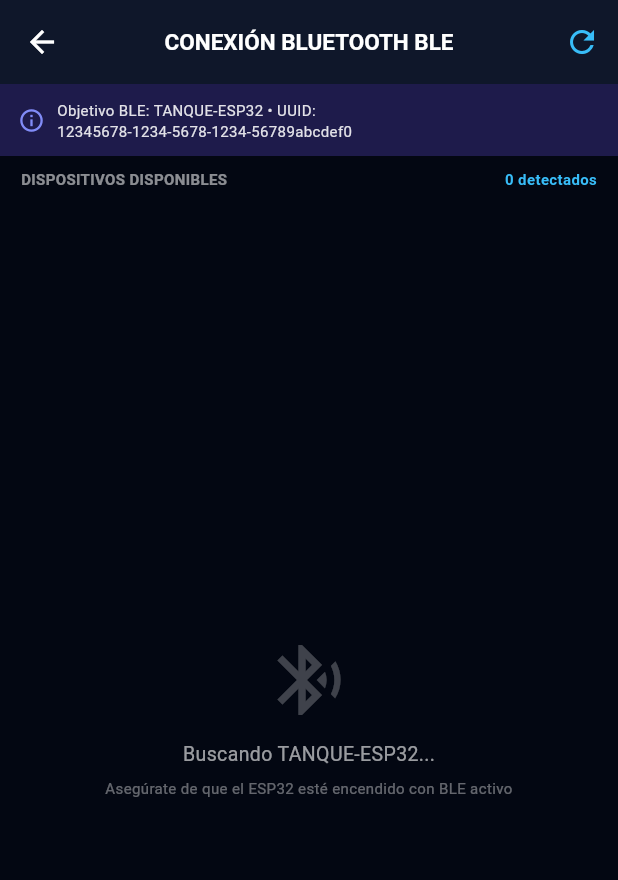
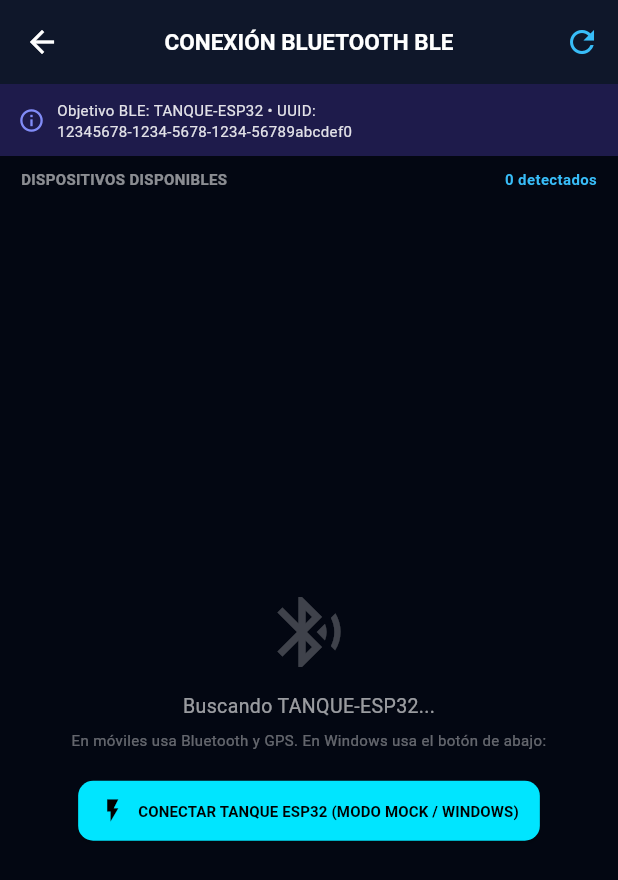
Before and after one commit to LEONEL01295/robot_tec_explorer, a Flutter app: the screen it shows after launch, after a tap on "CONECTAR ROBOT", on a phone screen of 412 x 824 dp. Shown: the top 880 px of the screen. Run offline on Flutter 3.47's test engine with Material 3 defaults, Android fonts, the phone set to English and light mode, and no system bars; drawn by our look-alikes of flutter_animate; our stand-ins replace flutter_blue_plus; missing offline and left inert: gamepads.

Commit message:
feat: add virtual device connection fallback for Windows Desktop testing

```diff
--- a/lib/screens/bluetooth_screen.dart
+++ b/lib/screens/bluetooth_screen.dart
@@ -65,6 +65,7 @@ class _BluetoothScreenState extends State<BluetoothScreen> {
           final isConnecting = ble.isConnecting;
           final results = ble.scanResults;
           final connectedDevice = ble.connectedDevice;
+          final isVirtualMode = ble.isVirtualMode;
 
           return Column(
             children: [
@@ -90,7 +91,7 @@ class _BluetoothScreenState extends State<BluetoothScreen> {
               ),
 
               // Current Connection Status Card
-              if (isConnected && connectedDevice != null)
+              if (isConnected)
                 Container(
                   margin: const EdgeInsets.symmetric(horizontal: 12, vertical: 8),
                   padding: const EdgeInsets.all(12),
@@ -108,9 +109,11 @@ class _BluetoothScreenState extends State<BluetoothScreen> {
                           crossAxisAlignment: CrossAxisAlignment.start,
                           children: [
                             Text(
-                              connectedDevice.platformName.isNotEmpty
-                                  ? connectedDevice.platformName
-                                  : "TANQUE-ESP32",
+                              isVirtualMode
+                                  ? "TANQUE-ESP32 (VIRTUAL MOCK)"
+                                  : (connectedDevice?.platformName.isNotEmpty == true
+                                      ? connectedDevice!.platformName
+                                      : "TANQUE-ESP32"),
                               style: const TextStyle(
                                 color: Colors.white,
                                 fontWeight: FontWeight.bold,
@@ -120,7 +123,7 @@ class _BluetoothScreenState extends State<BluetoothScreen> {
                               maxLines: 1,
                             ),
                             Text(
-                              connectedDevice.remoteId.str,
+                              isVirtualMode ? "VIRTUAL_MAC_00:11:22" : (connectedDevice?.remoteId.str ?? "N/A"),
                               style: const TextStyle(color: Colors.white54, fontSize: 10),
                               overflow: TextOverflow.ellipsis,
                               maxLines: 1,
@@ -198,9 +201,31 @@ class _BluetoothScreenState extends State<BluetoothScreen> {
                               ),
                               const SizedBox(height: 6),
                               const Text(
-                                "Asegúrate de que el ESP32 esté encendido con BLE activo",
+                                "En móviles usa Bluetooth y GPS. En Windows usa el botón de abajo:",
                                 style: TextStyle(color: Colors.white38, fontSize: 10),
                                 textAlign: TextAlign.center,
+                              ),
+                              const SizedBox(height: 16),
+                              ElevatedButton.icon(
+                                onPressed: () {
+                                  ble.connectVirtualDevice();
+                                  ScaffoldMessenger.of(context).showSnackBar(
+                                    const SnackBar(
+                                      content: Text("Conectado a TANQUE-ESP32 (Modo Simulación / Windows)"),
+                                      backgroundColor: Color(0xFF10B981),
+                                    ),
+                                  );
+                                },
+                                icon: const Icon(Icons.flash_on, color: Colors.black, size: 18),
+                                label: const Text(
+                                  "CONECTAR TANQUE ESP32 (MODO MOCK / WINDOWS)",
+                                  style: TextStyle(color: Colors.black, fontWeight: FontWeight.bold, fontSize: 10),
+                                ),
+                                style: ElevatedButton.styleFrom(
+                                  backgroundColor: const Color(0xFF00E5FF),
+                                  padding: const EdgeInsets.symmetric(horizontal: 14, vertical: 10),
+                                  shape: RoundedRectangleBorder(borderRadius: BorderRadius.circular(10)),
+                                ),
                               ),
                             ],
                           ),
--- a/lib/services/bluetooth_service.dart
+++ b/lib/services/bluetooth_service.dart
@@ -23,7 +23,8 @@ class RobotBluetoothService extends ChangeNotifier {
   bool _isScanning = false;
   bool _isConnecting = false;
   bool _isConnected = false;
-  int _rssi = 0;
+  bool _isVirtualMode = false;
+  int _rssi = -55;
   String _currentCommand = "detener";
 
   List<ScanResult> _scanResults = [];
@@ -39,12 +40,14 @@ class RobotBluetoothService extends ChangeNotifier {
   bool get isScanning => _isScanning;
   bool get isConnecting => _isConnecting;
   bool get isConnected => _isConnected;
+  bool get isVirtualMode => _isVirtualMode;
   int get rssi => _rssi;
   String get currentCommand => _currentCommand;
   List<ScanResult> get scanResults => _scanResults;
   BluetoothDevice? get connectedDevice => _connectedDevice;
 
   void _initListeners() {
+    try {
       _isScanningSubscription = FlutterBluePlus.isScanning.listen((scanning) {
         _isScanning = scanning;
         notifyListeners();
@@ -54,6 +57,9 @@ class RobotBluetoothService extends ChangeNotifier {
         _scanResults = results;
         notifyListeners();
       });
+    } catch (e) {
+      debugPrint("BLE listeners not supported on this platform: $e");
+    }
   }
 
   Future<void> startScan() async {
@@ -78,9 +84,19 @@ class RobotBluetoothService extends ChangeNotifier {
     }
   }
 
+  void connectVirtualDevice() {
+    _isVirtualMode = true;
+    _isConnected = true;
+    _isConnecting = false;
+    _rssi = -48;
+    _currentCommand = "detener";
+    notifyListeners();
+  }
+
   Future<bool> connectDevice(BluetoothDevice device) async {
     try {
       _isConnecting = true;
+      _isVirtualMode = false;
       notifyListeners();
 
       await stopScan();
@@ -159,7 +175,7 @@ class RobotBluetoothService extends ChangeNotifier {
   Future<void> disconnectDevice() async {
     try {
       _stopRssiTimer();
-      if (_connectedDevice != null) {
+      if (_connectedDevice != null && !_isVirtualMode) {
         await sendCommand("detener");
         await _connectedDevice!.disconnect();
       }
@@ -167,6 +183,7 @@ class RobotBluetoothService extends ChangeNotifier {
       debugPrint("Error disconnecting device: $e");
     } finally {
       _isConnected = false;
+      _isVirtualMode = false;
       _connectedDevice = null;
       _targetCharacteristic = null;
       notifyListeners();
@@ -176,6 +193,11 @@ class RobotBluetoothService extends ChangeNotifier {
   Future<bool> sendCommand(String command) async {
     _currentCommand = command;
     notifyListeners();
+
+    if (_isVirtualMode) {
+      debugPrint("Virtual ESP32 Command: $command");
+      return true;
+    }
 
     if (!_isConnected || _connectedDevice == null) {
       debugPrint("Cannot send command '$command': Device not connected");
@@ -202,7 +224,7 @@ class RobotBluetoothService extends ChangeNotifier {
   void _startRssiTimer() {
     _rssiTimer?.cancel();
     _rssiTimer = Timer.periodic(const Duration(seconds: 3), (_) async {
-      if (_isConnected && _connectedDevice != null) {
+      if (_isConnected && _connectedDevice != null && !_isVirtualMode) {
         try {
           _rssi = await _connectedDevice!.readRssi();
           notifyListeners();
```
Lines whose indentation alone changed are shown as unchanged.
